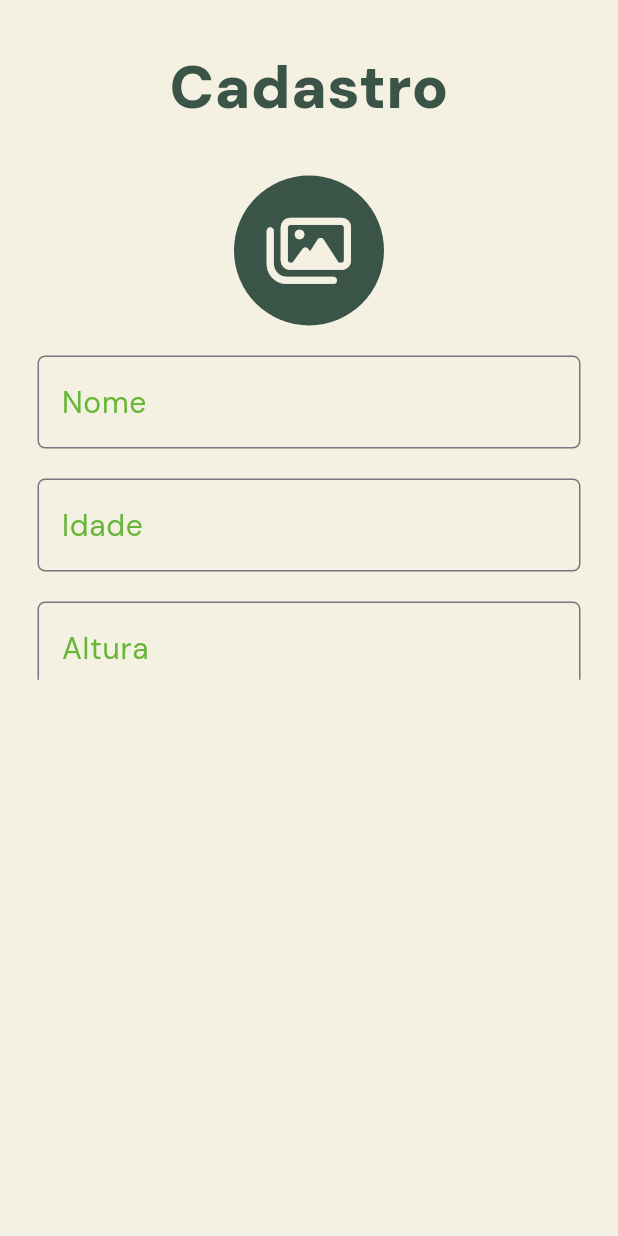
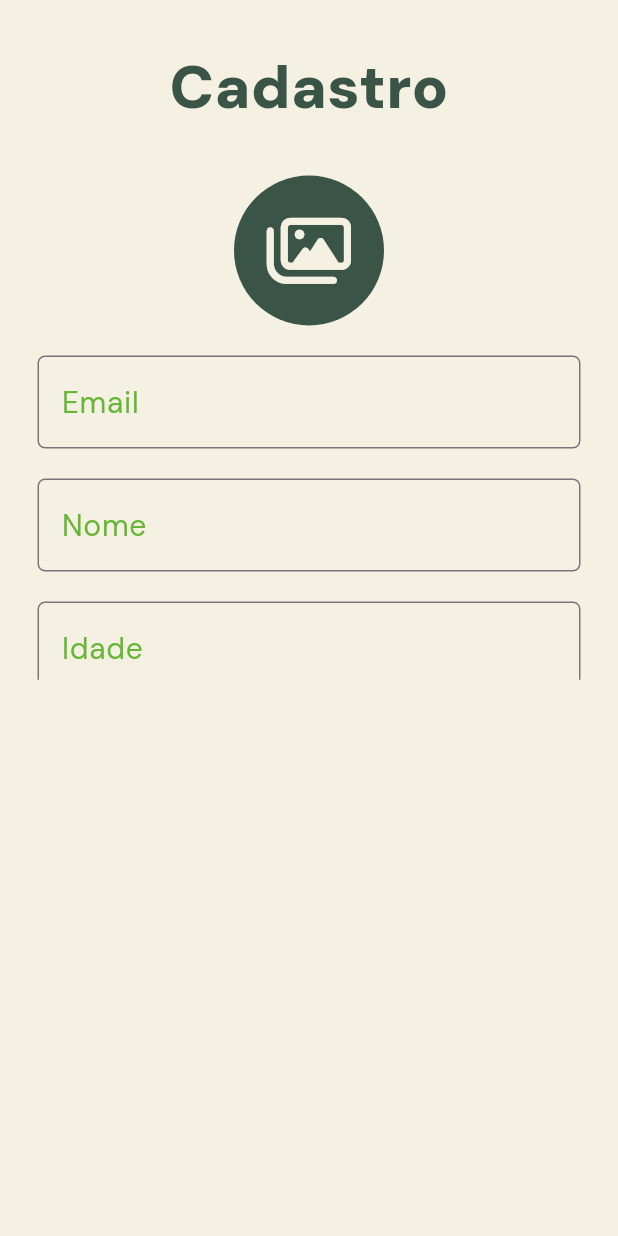
Before and after one commit to bruninhopunisher/Calculadora-IMC-App, a Flutter app: the SignUPPage screen opened directly, on a phone screen of 412 x 824 dp. Run offline on Flutter 3.47's test engine with Material 2 defaults, Android fonts, the phone set to English and light mode, and no system bars; our stand-ins replace font_awesome_flutter, google_fonts, image_cropper, image_picker, smooth_page_indicator, sqflite; accounts and stored records are empty; network calls fail.

Commit message:
Fix: adjust lines of script

```diff
--- a/lib/database/db.dart
+++ b/lib/database/db.dart
@@ -28,6 +28,7 @@ class DB {
       join(await getDatabasesPath(), 'calculadora_imc.db'),
       version: 1,
       onCreate: _onCreate,
+      onConfigure: _onConfigure,
     );
   }
 
@@ -37,10 +38,14 @@ class DB {
     await db.execute(_calculadora);
   }
 
+  _onConfigure(Database db) async {
+    await db.execute('PRAGMA foreign_keys = ON;');
+  }
+
   // Criação das estruturas das tabelas
   String get _pessoa => '''
     CREATE TABLE PESSOA (
-      id INTEGER AUTO_INCREMENT PRIMARY KEY,
+      email TEXT PRIMARY KEY UNIQUE,
       nome TEXT,
       idade INTEGER,
       peso DOUBLE,
@@ -52,24 +57,23 @@ class DB {
 
   String get _calculadora => '''
     CREATE TABLE CALCULADORA (
-      id INTEGER PRIMARY KEY,
+      email TEXT PRIMARY KEY UNIQUE,
       nome TEXT,
       idade INTEGER,
       peso DOUBLE,
       altura DOUBLE,
       sexo TEXT,
-      seu_imc DOUBLE,
+      imc DOUBLE,
       classificacao TEXT,
       risco_comorbidade TEXT,
       foto TEXT,
-      FOREIGN KEY (id, nome, peso, altura, sexo) REFERENCES PESSOA (id, nome, peso, altura, sexo)
+      FOREIGN KEY(email) REFERENCES PESSOA(email)
   )
   ''';
 
   // Inserir dados na tabela Pessoa
   Future<int> openTablePessoa(PessoaModel pessoaModel) async {
     Database database = await _initDatabase();
-
     return await database.insert('PESSOA', pessoaModel.toMap());
   }
 
@@ -79,7 +83,7 @@ class DB {
     final List<Map<String, dynamic>> pessoaModel =
         await database.rawQuery('PESSOA');
     return PessoaModel(
-      id: pessoaModel[0]['id'],
+      email: pessoaModel[0]['email'],
       nome: pessoaModel[0]['nome'],
       idade: pessoaModel[0]['idade'],
       altura: pessoaModel[0]['altura'],
@@ -118,27 +122,27 @@ class DB {
     await database.update(
       'PESSOA',
       pessoaModel.toMap(),
-      where: 'id = ?',
-      whereArgs: [pessoaModel.id],
+      where: 'email = ?',
+      whereArgs: [pessoaModel.email],
     );
   }
 
   // Deletar dados na tabela Pessoa
-  Future<void> deletePessoa(int id) async {
+  Future<void> deletePessoa(String pessoaModel) async {
     Database database = await _initDatabase();
     await database.delete(
       'PESSOA',
-      where: 'id = ?',
-      whereArgs: [id],
+      where: 'email = ?',
+      whereArgs: [pessoaModel],
     );
   }
 
   // Inserir dados na tabela Calculadora
   Future<int> openTableCalculadora(
-      CalculadoraIMCModel calculadraIMCModel) async {
+      CalculadoraIMCModel calculadoraIMCModel) async {
     Database database = await _initDatabase();
-
-    return await database.insert('CALCULADORA', calculadraIMCModel.toMap());
+    await database.execute('PRAGMA foreign_keys = ON;');
+    return await database.insert('CALCULADORA', calculadoraIMCModel.toMap());
   }
 
   // Recuperar dados na tabela calculadora
@@ -147,10 +151,10 @@ class DB {
     final List<Map<String, dynamic>> calculadoraIMCModel =
         await database.rawQuery('SELECT * FROM CALCULADORA');
     return CalculadoraIMCModel(
-      imc: calculadoraIMCModel[0]['seu_imc'],
+      imc: calculadoraIMCModel[0]['imc'],
       peso: calculadoraIMCModel[0]['peso'],
       altura: calculadoraIMCModel[0]['altura'],
-      id: calculadoraIMCModel[0]['id'],
+      email: calculadoraIMCModel[0]['email'],
       nome: '',
       sexo: '',
       foto: '',
--- a/lib/model/calculadora_model.dart
+++ b/lib/model/calculadora_model.dart
@@ -7,12 +7,12 @@ class CalculadoraIMCModel extends PessoaModel {
     required this.imc,
     required double peso,
     required double altura,
-    required int id,
+    required String email,
     required String nome,
     required String sexo,
     required String foto,
   }) : super(
-          id: id,
+          email: email,
           nome: nome,
           idade: 0,
           altura: altura,
@@ -25,7 +25,7 @@ class CalculadoraIMCModel extends PessoaModel {
   Map<String, dynamic> toMap() {
     return {
       'nome': nome,
-      'seu_imc': imc,
+      'imc': imc,
       'peso': peso,
       'sexo': sexo,
       'idade': idade,
--- a/lib/model/pessoa_model.dart
+++ b/lib/model/pessoa_model.dart
@@ -1,5 +1,5 @@
 class PessoaModel {
-  final int id;
+  final String email;
   final String nome;
   final int idade;
   final double altura;
@@ -8,7 +8,7 @@ class PessoaModel {
   final String foto;
 
   PessoaModel({
-    required this.id,
+    required this.email,
     required this.nome,
     required this.idade,
     required this.altura,
@@ -19,7 +19,7 @@ class PessoaModel {
 
   Map<String, dynamic> toMap() {
     return {
-      'id': id,
+      'email': email,
       'nome': nome,
       'idade': idade,
       'altura': altura,
--- a/lib/pages/login_page.dart
+++ b/lib/pages/login_page.dart
@@ -33,11 +33,11 @@ class _LoginPageState extends State<LoginPage> {
     //     await database.rawQuery('SELECT * FROM CALCULADORA');
     if (list.isNotEmpty) {
       PessoaModel pessoaModel = PessoaModel(
-        id: list[0]['id'],
+        email: list[0]['email'],
         nome: list[0]['nome'],
         idade: list[0]['idade'],
-        altura: double.parse(list[0]['altura']),
-        peso: double.parse(list[0]['peso']),
+        altura: list[0]['altura'],
+        peso: list[0]['peso'],
         sexo: list[0]['sexo'],
         foto: list[0]['foto'],
       );
--- a/lib/pages/sign_up.dart
+++ b/lib/pages/sign_up.dart
@@ -25,6 +25,7 @@ class _SignUPPageState extends State<SignUPPage> {
 
   XFile? _image;
 
+  final TextEditingController _controllerEmail = TextEditingController();
   final TextEditingController _controllerNome = TextEditingController();
   final TextEditingController _controllerIdade = TextEditingController();
   final TextEditingController _controllerAltura = TextEditingController();
@@ -188,6 +189,37 @@ class _SignUPPageState extends State<SignUPPage> {
                                   ),
                                   radius: 50,
                                 ),
+                        ),
+                      ),
+                      Padding(
+                        padding: const EdgeInsets.only(
+                            left: 25, right: 25, bottom: 20),
+                        child: TextField(
+                          textInputAction: TextInputAction.next,
+                          controller: _controllerEmail,
+                          keyboardType: TextInputType.emailAddress,
+                          decoration: InputDecoration(
+                            labelText: 'Email',
+                            labelStyle: const TextStyle(
+                              color: fontColorCard,
+                              fontSize: 20,
+                            ),
+                            border: OutlineInputBorder(
+                              borderRadius: BorderRadius.circular(5),
+                            ),
+                            focusedBorder: const OutlineInputBorder(
+                              borderSide: BorderSide(
+                                color: fontColorCard,
+                                width: 3,
+                              ),
+                            ),
+                          ),
+                          style: const TextStyle(
+                            fontSize: 20,
+                            fontWeight: FontWeight.bold,
+                            color: backGroundColor,
+                            wordSpacing: 5,
+                          ),
                         ),
                       ),
                       Padding(
@@ -471,7 +503,7 @@ class _SignUPPageState extends State<SignUPPage> {
                               return;
                             } else {
                               PessoaModel pessoaModelLogin = PessoaModel(
-                                id: 0,
+                                email: _controllerEmail.text,
                                 nome: _controllerNome.text,
                                 idade: int.parse(_controllerIdade.text),
                                 altura: double.parse(_controllerAltura.text),
@@ -480,21 +512,8 @@ class _SignUPPageState extends State<SignUPPage> {
                                 foto: _image?.path ?? '',
                               );
 
-                              CalculadoraIMCModel calculadoraIMCModel =
-                                  CalculadoraIMCModel(
-                                imc: 0,
-                                peso: 0,
-                                altura: 0,
-                                id: 0,
-                                nome: '',
-                                sexo: '',
-                                foto: '',
-                              );
-
                               await DB.instance
                                   .openTablePessoa(pessoaModelLogin);
-                              await DB.instance
-                                  .openTableCalculadora(calculadoraIMCModel);
 
                               await Future.delayed(
                                 const Duration(seconds: 2),
--- a/lib/repository/calculadora_model_repository.dart
+++ b/lib/repository/calculadora_model_repository.dart
@@ -15,10 +15,10 @@ class CalculadoraIMC {
         await database.rawQuery('SELECT * FROM CALCULADORA');
 
     CalculadoraIMCModel _calculadoraIMCModel = CalculadoraIMCModel(
-      imc: _list[0]['seu_imc'],
+      imc: _list[0]['imc'],
       peso: _list[0]['peso'],
       altura: _list[0]['altura'],
-      id: _list[0]['id'],
+      email: _list[0]['email'],
       nome: _list[0]['nome'],
       sexo: _list[0]['sexo'],
       foto: _list[0]['foto'],
@@ -65,7 +65,7 @@ class CalculadoraIMC {
       'CALCULADORA',
       {
         'nome': '',
-        'seu_imc': _imc,
+        'imc': _imc,
         'classificacao': _classificacao,
         'risco_comorbidade': _riscoComorbidade,
         'peso': peso,
--- a/pubspec.yaml
+++ b/pubspec.yaml
@@ -45,7 +45,6 @@ dependencies:
   page_transition: ^2.1.0
   path: ^1.8.3
   sqflite: ^2.3.0
-  sqflite_common_ffi: ^2.3.0+2
 
 dev_dependencies:
   flutter_test:
```
Also changed, not shown: lib/pages/profile.dart (+38 -6 lines), 1 other file.
